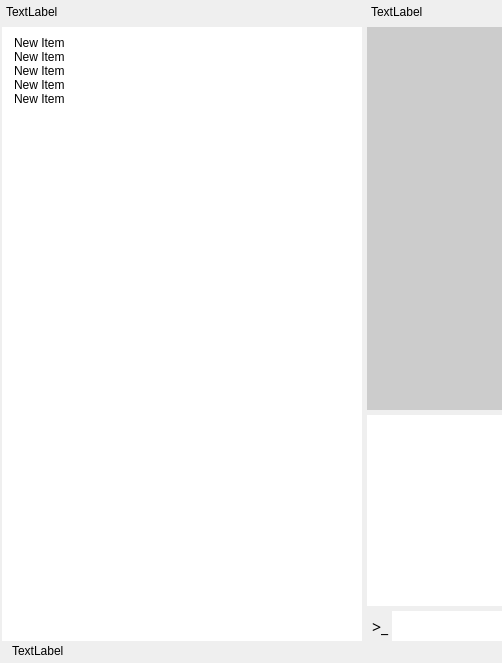
Qt form src/gui/ui_main.ui (jx06T/rocket_system_ground_side) before a commit; both pictures show x 0 to 502 and y 0 to 663 of the 1091 by 663 pixel window.
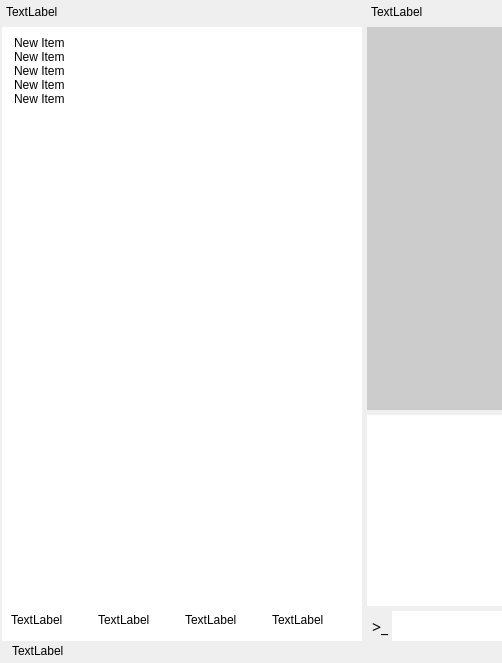
The same form after that commit.

Commit message: feat: initialize main window GUI layout and scaffold application structure

The edit to the form file:
```diff
--- a/src/gui/ui_main.ui
+++ b/src/gui/ui_main.ui
@@ -97,6 +97,8 @@
           </property>
           <layout class="QGridLayout" name="gridLayout_2">
            <item row="1" column="0">
+            <layout class="QVBoxLayout" name="verticalLayout_2">
+             <item>
             <widget class="QListWidget" name="listWidget">
              <property name="enabled">
               <bool>true</bool>
@@ -175,6 +177,104 @@
               </property>
              </item>
             </widget>
+             </item>
+             <item>
+              <spacer name="verticalSpacer">
+               <property name="orientation">
+                <enum>Qt::Vertical</enum>
+               </property>
+               <property name="sizeHint" stdset="0">
+                <size>
+                 <width>20</width>
+                 <height>40</height>
+                </size>
+               </property>
+              </spacer>
+             </item>
+             <item>
+              <layout class="QHBoxLayout" name="horizontalLayout_3" stretch="0,0,0,0">
+               <property name="topMargin">
+                <number>0</number>
+               </property>
+               <item>
+                <widget class="QLabel" name="health_lora">
+                 <property name="sizePolicy">
+                  <sizepolicy hsizetype="Preferred" vsizetype="Fixed">
+                   <horstretch>0</horstretch>
+                   <verstretch>0</verstretch>
+                  </sizepolicy>
+                 </property>
+                 <property name="minimumSize">
+                  <size>
+                   <width>0</width>
+                   <height>24</height>
+                  </size>
+                 </property>
+                 <property name="text">
+                  <string>TextLabel</string>
+                 </property>
+                </widget>
+               </item>
+               <item>
+                <widget class="QLabel" name="health_imu">
+                 <property name="sizePolicy">
+                  <sizepolicy hsizetype="Preferred" vsizetype="Fixed">
+                   <horstretch>0</horstretch>
+                   <verstretch>0</verstretch>
+                  </sizepolicy>
+                 </property>
+                 <property name="minimumSize">
+                  <size>
+                   <width>0</width>
+                   <height>24</height>
+                  </size>
+                 </property>
+                 <property name="text">
+                  <string>TextLabel</string>
+                 </property>
+                </widget>
+               </item>
+               <item>
+                <widget class="QLabel" name="health_sd">
+                 <property name="sizePolicy">
+                  <sizepolicy hsizetype="Preferred" vsizetype="Fixed">
+                   <horstretch>0</horstretch>
+                   <verstretch>0</verstretch>
+                  </sizepolicy>
+                 </property>
+                 <property name="minimumSize">
+                  <size>
+                   <width>0</width>
+                   <height>24</height>
+                  </size>
+                 </property>
+                 <property name="text">
+                  <string>TextLabel</string>
+                 </property>
+                </widget>
+               </item>
+               <item>
+                <widget class="QLabel" name="health_bmp">
+                 <property name="sizePolicy">
+                  <sizepolicy hsizetype="Preferred" vsizetype="Fixed">
+                   <horstretch>0</horstretch>
+                   <verstretch>0</verstretch>
+                  </sizepolicy>
+                 </property>
+                 <property name="minimumSize">
+                  <size>
+                   <width>0</width>
+                   <height>24</height>
+                  </size>
+                 </property>
+                 <property name="text">
+                  <string>TextLabel</string>
+                 </property>
+                </widget>
+               </item>
+              </layout>
+             </item>
+            </layout>
            </item>
           </layout>
          </widget>
```
Lines whose indentation alone changed are shown as unchanged. The commit also changes 2 other files.
